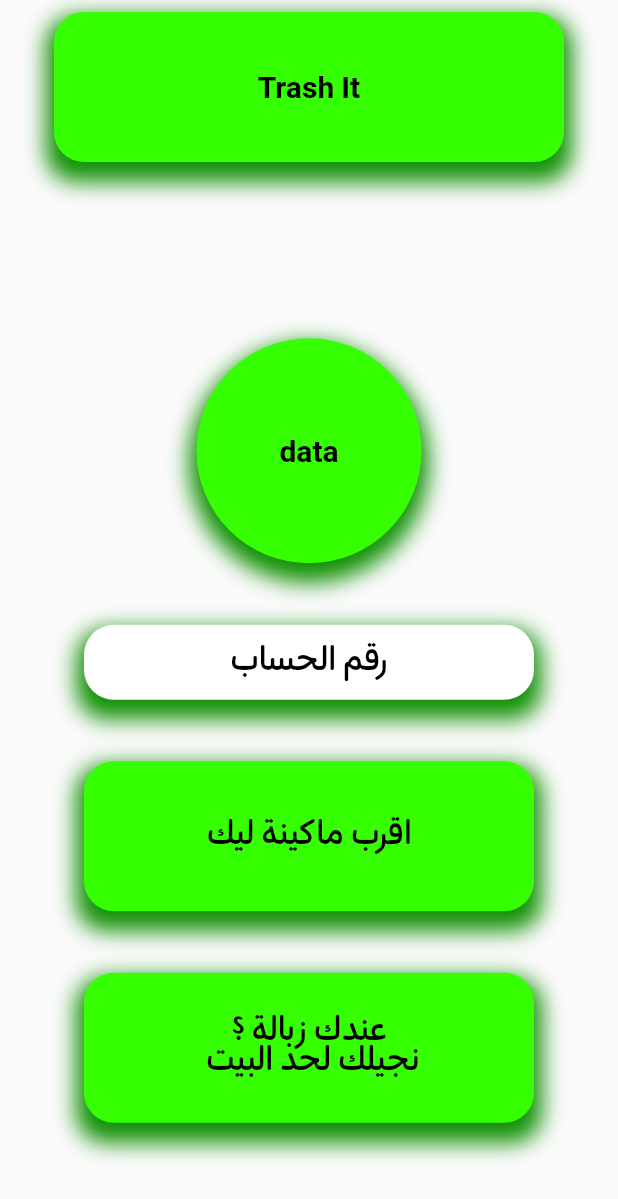
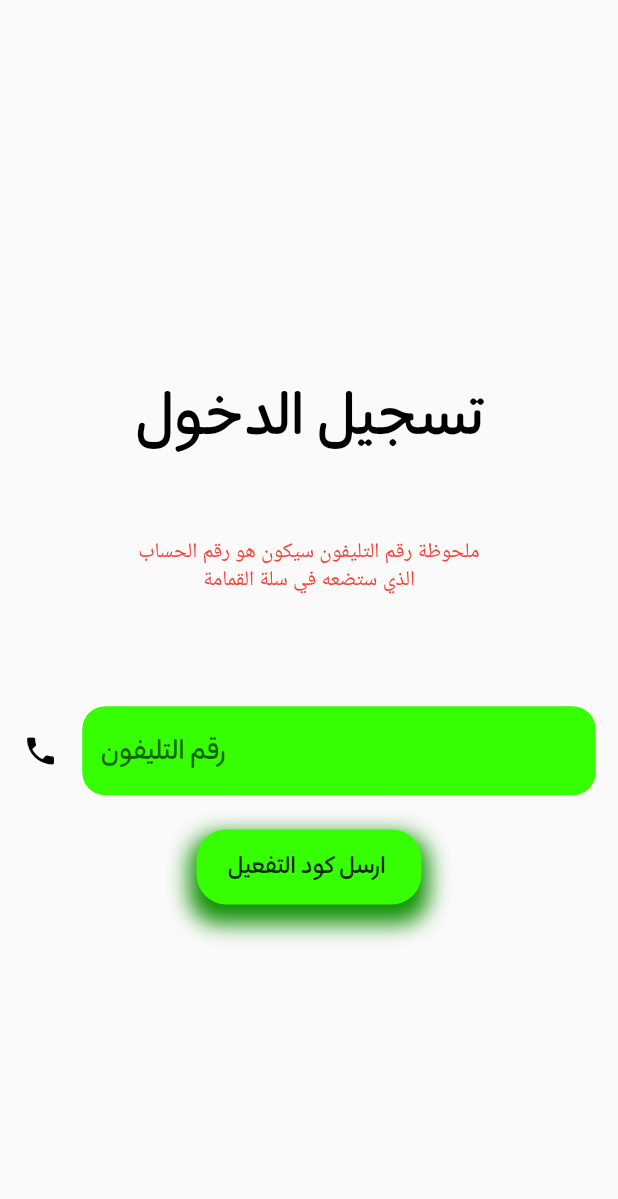
Before and after one commit to mark-maher-moris/smart_trash_can, a Flutter app: the screen it shows after launch, on a phone screen of 412 x 824 dp. Shown: the top 1199 px of the screen. Run offline on Flutter 3.47's test engine with Material 2 defaults, Android fonts, the light colour scheme and no system bars; our stand-ins replace fluttertoast; missing offline and left inert: icon_broken.

Commit message:
login Screen ui

```diff
--- /dev/null
+++ b/lib/layout/login_screen.dart
@@ -0,0 +1,56 @@
+import 'package:flutter/material.dart';
+import 'package:smart_trash_can/shared/styles/themes.dart';
+
+import 'code_screen.dart';
+
+class Login extends StatelessWidget {
+  const Login({super.key});
+
+  @override
+  Widget build(BuildContext context) {
+    return SafeArea(
+        child: Scaffold(
+      body: Center(
+        child: SingleChildScrollView(
+          child: Column(
+            crossAxisAlignment: CrossAxisAlignment.center,
+            mainAxisAlignment: MainAxisAlignment.center,
+            children: [
+              SizedBox(
+                height: 50,
+              ),
+              Text(
+                'تسجيل الدخول',
+                style: ourStyle.copyWith(fontSize: 35),
+              ),
+              SizedBox(
+                height: 60,
+              ),
+              Text(
+                "ملحوظة رقم التليفون سيكون هو رقم الحساب \nالذي ستضعه في سلة القمامة",
+                textAlign: TextAlign.center,
+                style: TextStyle(color: Colors.red),
+              ),
+              SizedBox(
+                height: 60,
+              ),
+              custemTF(icn: Icons.phone, hintTxt: 'رقم التليفون'),
+              myBox(
+                  h: 50,
+                  w: 150,
+                  c1: mainColor,
+                  child: Text(
+                    "ارسل كود التفعيل ",
+                    style: TextStyle(fontFamily: 'Anaqa'),
+                  ),
+                  onClick: () {
+                    Navigator.of(context).push(
+                        MaterialPageRoute(builder: (context) => CodeScreen()));
+                  })
+            ],
+          ),
+        ),
+      ),
+    ));
+  }
+}
--- a/lib/main.dart
+++ b/lib/main.dart
@@ -1,5 +1,7 @@
 import 'package:flutter/material.dart';
 import 'package:smart_trash_can/layout/home_screen.dart';
+
+import 'layout/login_screen.dart';
 
 void main() {
   runApp(MyApp());
@@ -11,7 +13,7 @@ class MyApp extends StatelessWidget {
   Widget build(BuildContext context) {
     return MaterialApp(
       debugShowCheckedModeBanner: false,
-      home: HomeScreen(),
+      home: Login(),
     );
   }
 }
--- a/lib/shared/styles/themes.dart
+++ b/lib/shared/styles/themes.dart
@@ -45,7 +45,7 @@ Widget myBox({
   );
 }
 
-Widget custemTF({required IconData icn, final saved}) {
+Widget custemTF({required IconData icn, final saved, required String hintTxt}) {
   return Padding(
     padding: const EdgeInsets.all(15),
     child: TextFormField(
@@ -56,9 +56,11 @@ Widget custemTF({required IconData icn, final saved}) {
       },
       onSaved: saved,
       decoration: InputDecoration(
+          hintText: hintTxt,
+          hintStyle: TextStyle(fontFamily: 'Anaqa'),
           icon: Icon(
             icn,
-            color: mainColor,
+            color: Colors.black,
           ),
           enabledBorder: OutlineInputBorder(
               borderRadius: BorderRadius.all(Radius.circular(15)),
```
Also changed, not shown: lib/layout/code_screen.dart (added, +56 -0 lines).
